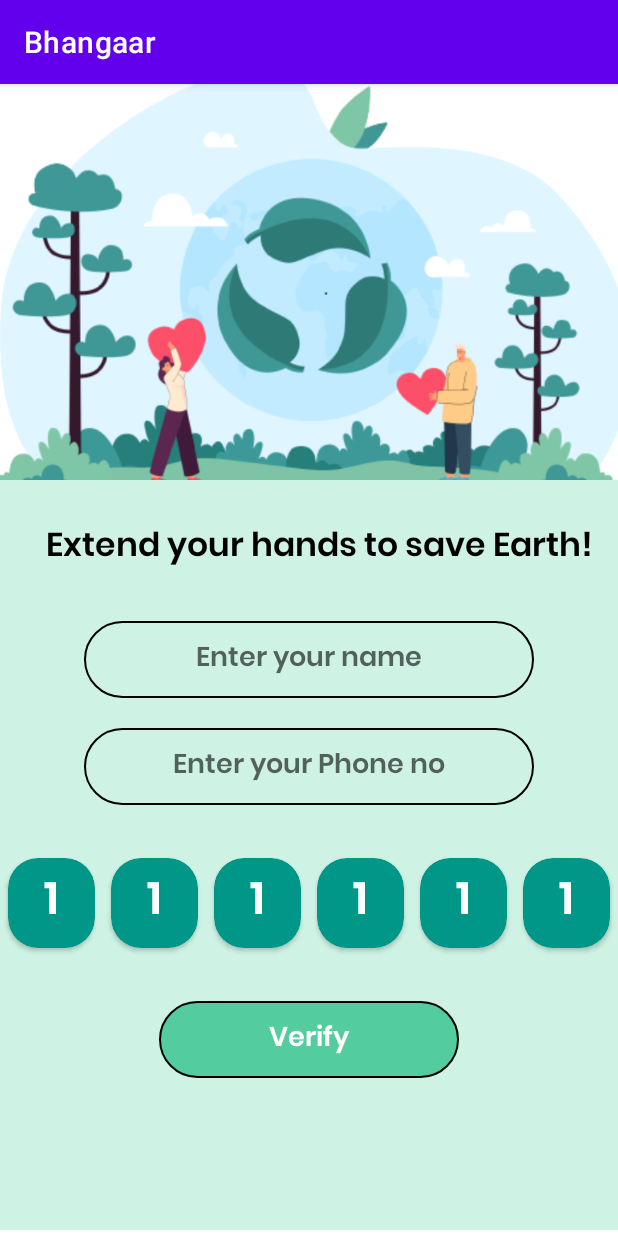
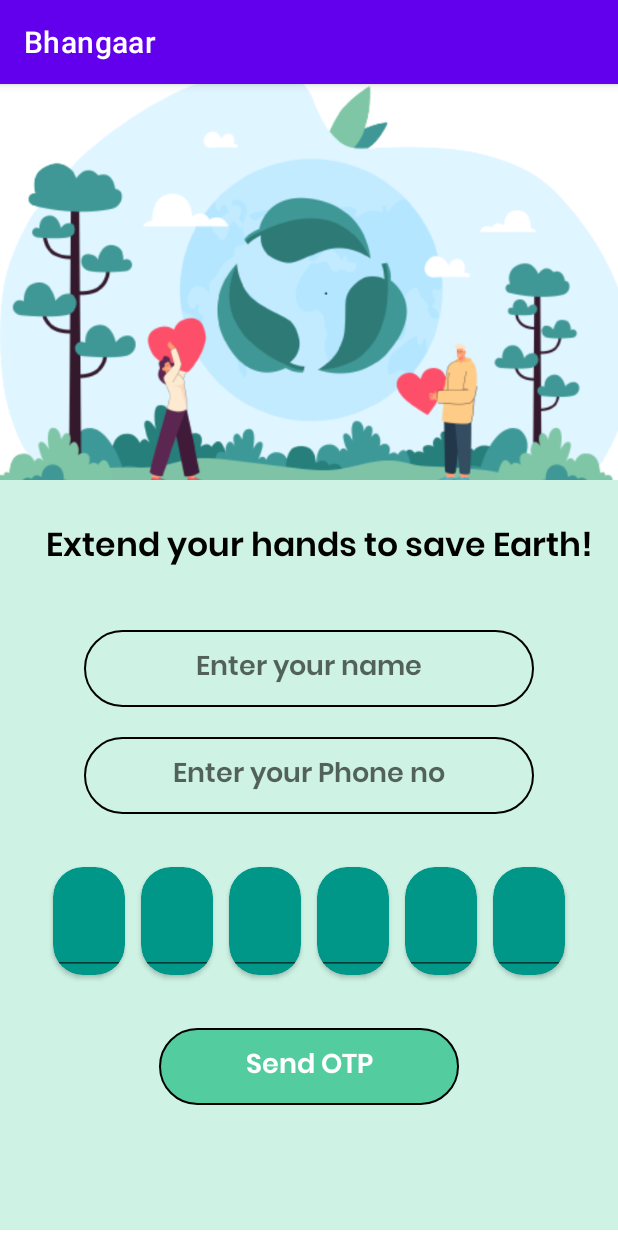
Before and after one commit to soumenkp2/Bhangaar, an Android app: the SignUp screen opened directly, with no data from a screen before it, on a phone screen of 412 x 824 dp. Run offline under Robolectric (Android 15) with nearby library versions, the phone set to English and light mode, and no system bars; our stand-ins replace Firebase (no records; nobody signed in at launch, a user with empty details on screens opened directly).

Commit message:
1) Added Send/Resend Otp Feature 2) Auto Focus between edit text of Otp

```diff
--- a/app/build.gradle
+++ b/app/build.gradle
@@ -1,6 +1,7 @@
 plugins {
     id 'com.android.application'
     id 'org.jetbrains.kotlin.android'
+    id 'com.google.gms.google-services'
 }
 
 android {
@@ -37,6 +38,7 @@ dependencies {
     implementation 'androidx.appcompat:appcompat:1.5.1'
     implementation 'com.google.android.material:material:1.7.0'
     implementation 'androidx.constraintlayout:constraintlayout:2.1.4'
+    implementation 'com.google.firebase:firebase-auth:21.1.0'
     testImplementation 'junit:junit:4.13.2'
     androidTestImplementation 'androidx.test.ext:junit:1.1.3'
     androidTestImplementation 'androidx.test.espresso:espresso-core:3.4.0'
--- a/app/src/main/java/com/example/bhangaar/SignUp.kt
+++ b/app/src/main/java/com/example/bhangaar/SignUp.kt
@@ -1,11 +1,287 @@
 package com.example.bhangaar
 
+import android.content.Intent
 import androidx.appcompat.app.AppCompatActivity
 import android.os.Bundle
+import android.os.Handler
+import android.os.Looper
+import android.text.Editable
+import android.text.TextWatcher
+import android.view.View
+import android.widget.*
+import com.google.firebase.FirebaseException
+import com.google.firebase.FirebaseTooManyRequestsException
+import com.google.firebase.auth.*
+import java.util.concurrent.TimeUnit
 
 class SignUp : AppCompatActivity() {
+
+
+    private lateinit var OTP: String
+    private lateinit var resendToken: PhoneAuthProvider.ForceResendingToken
+
+    private lateinit var sendOtpBtn : TextView
+    private lateinit var editTxtPhone : EditText
+    private lateinit var editTxtName : EditText
+    private lateinit var auth : FirebaseAuth
+    private lateinit var number : String
+    private lateinit var progressbar : ProgressBar
+    private lateinit var otp_layout : LinearLayout
+    private lateinit var resend_otp_txt : TextView
+    private lateinit var verify_btn : TextView
+
+    private lateinit var otp1 : EditText
+    private lateinit var otp2 : EditText
+    private lateinit var otp3 : EditText
+    private lateinit var otp4 : EditText
+    private lateinit var otp5 : EditText
+    private lateinit var otp6 : EditText
+
     override fun onCreate(savedInstanceState: Bundle?) {
         super.onCreate(savedInstanceState)
         setContentView(R.layout.activity_sign_up)
+
+        init()
+
+        addTextChangeListener()
+
+
+        //Responds when resend otp is invoked/clicked
+        resend_otp_txt.setOnClickListener {
+            resendVerificationCode()
+            resendOTPTvVisibility()
+        }
+
+        //Verify if the written otp is right or wrong
+        verify_btn.setOnClickListener {
+            //collect otp from all the edit texts
+            val typedOTP =
+                (otp1.text.toString() + otp2.text.toString() + otp3.text.toString()
+                        + otp4.text.toString() + otp5.text.toString() + otp6.text.toString())
+
+            if (typedOTP.isNotEmpty()) {
+                if (typedOTP.length == 6) {
+                    val credential: PhoneAuthCredential = PhoneAuthProvider.getCredential(
+                        OTP, typedOTP
+                    )
+                    progressbar.visibility = View.VISIBLE
+                    signInWithPhoneAuthCredential(credential)
+                } else {
+                    Toast.makeText(this, "Please Enter Correct OTP", Toast.LENGTH_SHORT).show()
+                }
+            } else {
+                Toast.makeText(this, "Please Enter OTP", Toast.LENGTH_SHORT).show()
+            }
+
+
+        }
+
+        //Send otp method
+        sendOtpBtn.setOnClickListener {
+            number = editTxtPhone.text.toString().trim()
+
+            if(number.isNotEmpty() && number.length == 10)
+            {
+                number = "+91$number"
+
+                otp1.setText("")
+                otp2.setText("")
+                otp3.setText("")
+                otp4.setText("")
+                otp5.setText("")
+                otp6.setText("")
+
+                progressbar.visibility = View.VISIBLE
+                sendOtpBtn.visibility = View.GONE
+
+                val options = PhoneAuthOptions.newBuilder(auth)
+                    .setPhoneNumber(number)       // Phone number to verify
+                    .setTimeout(60L, TimeUnit.SECONDS) // Timeout and unit
+                    .setActivity(this)                 // Activity (for callback binding)
+                    .setCallbacks(callbacks)          // OnVerificationStateChangedCallbacks
+                    .build()
+                PhoneAuthProvider.verifyPhoneNumber(options)
+            }
+            else
+            {
+                Toast.makeText(this, "Enter Valid Number", Toast.LENGTH_SHORT).show()
+            }
+
+        }
+    }
+
+    //Sign in Auth Method
+    private fun signInWithPhoneAuthCredential(credential: PhoneAuthCredential) {
+        auth.signInWithCredential(credential)
+            .addOnCompleteListener(this) { task ->
+                if (task.isSuccessful) {
+                    // Sign in success, update UI with the signed-in user's information
+                    //Log.d(TAG, "signInWithCredential:success")
+                    Toast.makeText(this,"Verified", Toast.LENGTH_SHORT).show();
+
+                    val intent : Intent
+                    intent = Intent(this, MainActivity::class.java)
+                    startActivity(intent)
+
+                    val user = task.result?.user
+                } else {
+                    // Sign in failed, display a message and update the UI
+                    //Log.w(TAG, "signInWithCredential:failure", task.exception)
+                    if (task.exception is FirebaseAuthInvalidCredentialsException) {
+                        // The verification code entered was invalid
+                    }
+                    // Update UI
+                }
+            }
+    }
+
+    //Intiliazation method
+    private fun init()
+    {
+        sendOtpBtn = findViewById(R.id.sendotp_btn)
+        editTxtPhone = findViewById(R.id.edit_txt_phoneno)
+        editTxtName = findViewById(R.id.edit_txt_name)
+        auth = FirebaseAuth.getInstance()
+        resend_otp_txt = findViewById(R.id.resendbtn)
+        otp_layout = findViewById(R.id.otp_layout)
+        progressbar = findViewById(R.id.progressbar)
+        verify_btn = findViewById(R.id.verify_btn)
+
+        otp1 = findViewById(R.id.otp1)
+        otp2 = findViewById(R.id.otp2)
+        otp3 = findViewById(R.id.otp3)
+        otp4 = findViewById(R.id.otp4)
+        otp5 = findViewById(R.id.otp5)
+        otp6 = findViewById(R.id.otp6)
+
+    }
+
+    //3 callbacks generated after generating otp
+    val callbacks = object : PhoneAuthProvider.OnVerificationStateChangedCallbacks() {
+
+        override fun onVerificationCompleted(credential: PhoneAuthCredential) {
+            // This callback will be invoked in two situations:
+            // 1 - Instant verification. In some cases the phone number can be instantly
+            //     verified without needing to send or enter a verification code.
+            // 2 - Auto-retrieval. On some devices Google Play services can automatically
+            //     detect the incoming verification SMS and perform verification without
+            //     user action.
+            //Log.d(TAG, "onVerificationCompleted:$credential")
+            progressbar.visibility = View.GONE
+            //signInWithPhoneAuthCredential(credential)
+        }
+
+        override fun onVerificationFailed(e: FirebaseException) {
+            // This callback is invoked in an invalid request for verification is made,
+            // for instance if the the phone number format is not valid.
+            //Log.w(TAG, "onVerificationFailed", e)
+
+            if (e is FirebaseAuthInvalidCredentialsException) {
+                // Invalid request
+            } else if (e is FirebaseTooManyRequestsException) {
+                // The SMS quota for the project has been exceeded
+            }
+
+            // Show a message and update the UI
+            Toast.makeText(applicationContext,"Failed to send OTP", Toast.LENGTH_SHORT).show()
+
+        }
+
+        override fun onCodeSent(
+            verificationId: String,
+            token: PhoneAuthProvider.ForceResendingToken
+        ) {
+            progressbar.visibility = View.GONE
+            otp_layout.visibility = View.VISIBLE
+            resend_otp_txt.visibility = View.VISIBLE
+            verify_btn.visibility = View.VISIBLE
+
+            // The SMS verification code has been sent to the provided phone number, we
+            // now need to ask the user to enter the code and then construct a credential
+            // by combining the code with a verification ID.
+            //Log.d(TAG, "onCodeSent:$verificationId")
+
+            // Save verification ID and resending token so we can use them later
+            OTP = verificationId
+            resendToken = token
+
+            Toast.makeText(applicationContext,"OTP : " + verificationId, Toast.LENGTH_SHORT).show();
+        }
+    }
+
+    //Method to clear all otp edittext and visible resend after previous otp has been sent
+    private fun resendOTPTvVisibility() {
+        otp1.setText("")
+        otp2.setText("")
+        otp3.setText("")
+        otp4.setText("")
+        otp5.setText("")
+        otp6.setText("")
+        resend_otp_txt.visibility = View.INVISIBLE
+        resend_otp_txt.isEnabled = false
+
+        Handler(Looper.myLooper()!!).postDelayed(Runnable {
+            resend_otp_txt.visibility = View.VISIBLE
+            resend_otp_txt.isEnabled = true
+        }, 60000)
+    }
+
+    //Method to resend code
+    private fun resendVerificationCode() {
+        val options = PhoneAuthOptions.newBuilder(auth)
+            .setPhoneNumber(number)       // Phone number to verify
+            .setTimeout(60L, TimeUnit.SECONDS) // Timeout and unit
+            .setActivity(this)                 // Activity (for callback binding)
+            .setCallbacks(callbacks)
+            .setForceResendingToken(resendToken)// OnVerificationStateChangedCallbacks
+            .build()
+        PhoneAuthProvider.verifyPhoneNumber(options)
+    }
+
+    //Add on functionality to implement Edittext Watcher
+    private fun addTextChangeListener() {
+        otp1.addTextChangedListener(EditTextWatcher(otp1))
+        otp2.addTextChangedListener(EditTextWatcher(otp2))
+        otp3.addTextChangedListener(EditTextWatcher(otp3))
+        otp4.addTextChangedListener(EditTextWatcher(otp4))
+        otp5.addTextChangedListener(EditTextWatcher(otp5))
+        otp6.addTextChangedListener(EditTextWatcher(otp6))
+    }
+
+    //Functionality to request the focuses between edittext of OTP
+    inner class EditTextWatcher(private val view: View) : TextWatcher {
+        override fun beforeTextChanged(p0: CharSequence?, p1: Int, p2: Int, p3: Int) {
+            otp1.requestFocus()
+        }
+
+        override fun onTextChanged(p0: CharSequence?, p1: Int, p2: Int, p3: Int) {
+
+        }
+
+        override fun afterTextChanged(p0: Editable?) {
+
+            val text = p0.toString()
+            when (view.id) {
+                R.id.otp1 -> if (text.length == 1) otp2.requestFocus()
+                R.id.otp2 -> if (text.length == 1) otp3.requestFocus() else if (text.isEmpty()) otp1.requestFocus()
+                R.id.otp3-> if (text.length == 1) otp4.requestFocus() else if (text.isEmpty()) otp2.requestFocus()
+                R.id.otp4 -> if (text.length == 1) otp5.requestFocus() else if (text.isEmpty()) otp3.requestFocus()
+                R.id.otp5 -> if (text.length == 1) otp6.requestFocus() else if (text.isEmpty()) otp4.requestFocus()
+                R.id.otp6 -> if (text.isEmpty()) otp5.requestFocus()
+
+            }
+        }
+
+    }
+
+    //Method to check if the user is already logged in or not
+    override fun onStart() {
+        super.onStart()
+        if(auth.currentUser != null)
+        {
+            var intent : Intent
+            intent = Intent(this, MainActivity::class.java)
+            startActivity(intent)
+        }
     }
 }
--- a/app/src/main/res/layout/activity_sign_up.xml
+++ b/app/src/main/res/layout/activity_sign_up.xml
@@ -50,11 +50,13 @@
         android:orientation="vertical"
         app:layout_constraintBottom_toBottomOf="@+id/imageView"
         app:layout_constraintEnd_toEndOf="parent"
+        app:layout_constraintHorizontal_bias="0.0"
         app:layout_constraintStart_toStartOf="parent"
-        app:layout_constraintTop_toBottomOf="@+id/textView4">
+        app:layout_constraintTop_toBottomOf="@+id/textView4"
+        app:layout_constraintVertical_bias="1.0">
 
         <EditText
-            android:id="@+id/editText"
+            android:id="@+id/edit_txt_name"
             android:layout_width="300dp"
             android:layout_height="wrap_content"
             android:layout_gravity="center"
@@ -64,161 +66,203 @@
             android:gravity="center"
             android:hint="Enter your name"
             android:padding="10dp"
-            android:textSize="18sp"
-            />
+            android:textSize="18sp" />
 
         <EditText
+            android:id="@+id/edit_txt_phoneno"
             android:layout_width="300dp"
+            android:layout_height="wrap_content"
             android:layout_gravity="center"
-            android:layout_height="wrap_content"
+            android:layout_marginTop="20dp"
             android:background="@drawable/circular_outline_black"
             android:fontFamily="@font/poppins_semibold"
             android:gravity="center"
-            android:layout_marginTop="20dp"
             android:hint="Enter your Phone no"
             android:inputType="number"
             android:padding="10dp"
-            android:textSize="18sp"
-            />
+            android:textSize="18sp" />
+
+        <ProgressBar
+            android:layout_width="50dp"
+            android:layout_height="50dp"
+            android:id="@+id/progressbar"
+            android:layout_gravity="center"
+            android:layout_marginTop="30dp"
+            android:visibility="gone"/>
 
         <LinearLayout
+            android:id="@+id/otp_layout"
             android:layout_width="match_parent"
             android:layout_height="wrap_content"
             android:layout_gravity="center"
+            android:layout_marginEnd="30dp"
+            android:layout_marginStart="30dp"
             android:layout_marginTop="30dp"
-            android:orientation="horizontal">
+            android:orientation="horizontal"
+            android:visibility="visible">
 
             <androidx.cardview.widget.CardView
-                android:layout_width="60dp"
+                android:layout_width="match_parent"
+                android:layout_height="match_parent"
                 android:layout_margin="5dp"
                 android:layout_weight="1"
-                android:layout_height="60dp"
-                app:cardCornerRadius="20dp"
-                app:cardBackgroundColor="#009688">
+                app:cardBackgroundColor="#009688"
+                app:cardCornerRadius="20dp">
 
-                <TextView
+                <EditText
                     android:layout_width="match_parent"
                     android:layout_height="match_parent"
-                    android:text="1"
                     android:fontFamily="@font/poppins_semibold"
-                    android:textSize="30sp"
                     android:gravity="center"
-                    android:textColor="@color/white"/>
+                    android:text=" "
+                    android:id="@+id/otp1"
+                    android:textColor="@color/white"
+                    android:textSize="30sp" />
 
             </androidx.cardview.widget.CardView>
 
             <androidx.cardview.widget.CardView
-                android:layout_width="60dp"
-                android:layout_height="60dp"
-                app:cardCornerRadius="20dp"
+                android:layout_width="match_parent"
+                android:layout_height="match_parent"
                 android:layout_margin="5dp"
                 android:layout_weight="1"
-                app:cardBackgroundColor="#009688">
+                app:cardBackgroundColor="#009688"
+                app:cardCornerRadius="20dp">
 
-                <TextView
+                <EditText
                     android:layout_width="match_parent"
                     android:layout_height="match_parent"
-                    android:text="1"
-                    android:textSize="30sp"
                     android:fontFamily="@font/poppins_semibold"
                     android:gravity="center"
-                    android:textColor="@color/white"/>
+                    android:id="@+id/otp2"
+                    android:text=""
+                    android:textColor="@color/white"
+                    android:textSize="30sp" />
 
             </androidx.cardview.widget.CardView>
 
             <androidx.cardview.widget.CardView
-                android:layout_width="60dp"
+                android:layout_width="match_parent"
+                android:layout_height="match_parent"
+                android:layout_margin="5dp"
                 android:layout_weight="1"
-                android:layout_height="60dp"
-                android:layout_margin="5dp"
-                app:cardCornerRadius="20dp"
-                app:cardBackgroundColor="#009688">
+                app:cardBackgroundColor="#009688"
+                app:cardCornerRadius="20dp">
 
-                <TextView
+                <EditText
                     android:layout_width="match_parent"
                     android:layout_height="match_parent"
-                    android:text="1"
-                    android:textSize="30sp"
+                    android:fontFamily="@font/poppins_semibold"
                     android:gravity="center"
-                    android:fontFamily="@font/poppins_semibold"
-                    android:textColor="@color/white"/>
+                    android:text=" "
+                    android:id="@+id/otp3"
+                    android:textColor="@color/white"
+                    android:textSize="30sp" />
 
             </androidx.cardview.widget.CardView>
 
             <androidx.cardview.widget.CardView
-                android:layout_width="60dp"
-                android:layout_height="60dp"
+                android:layout_width="match_parent"
+                android:layout_height="match_parent"
+                android:layout_margin="5dp"
                 android:layout_weight="1"
-                android:layout_margin="5dp"
-                app:cardCornerRadius="20dp"
-                app:cardBackgroundColor="#009688">
+                app:cardBackgroundColor="#009688"
+                app:cardCornerRadius="20dp">
 
-                <TextView
+                <EditText
                     android:layout_width="match_parent"
                     android:layout_height="match_parent"
-                    android:text="1"
-                    android:textSize="30sp"
+                    android:fontFamily="@font/poppins_semibold"
                     android:gravity="center"
-                    android:fontFamily="@font/poppins_semibold"
-                    android:textColor="@color/white"/>
+                    android:text=" "
+                    android:id="@+id/otp4"
+                    android:textColor="@color/white"
+                    android:textSize="30sp" />
 
             </androidx.cardview.widget.CardView>
 
             <androidx.cardview.widget.CardView
-                android:layout_width="60dp"
-                android:layout_height="60dp"
+                android:layout_width="match_parent"
+                android:layout_height="match_parent"
                 android:layout_margin="5dp"
                 android:layout_weight="1"
-                app:cardCornerRadius="20dp"
-                app:cardBackgroundColor="#009688">
+                app:cardBackgroundColor="#009688"
+                app:cardCornerRadius="20dp">
 
-                <TextView
+                <EditText
                     android:layout_width="match_parent"
                     android:layout_height="match_parent"
-                    android:text="1"
-                    android:textSize="30sp"
+                    android:fontFamily="@font/poppins_semibold"
                     android:gravity="center"
-                    android:fontFamily="@font/poppins_semibold"
-                    android:textColor="@color/white"/>
+                    android:text=" "
+                    android:id="@+id/otp5"
+                    android:textColor="@color/white"
+                    android:textSize="30sp" />
 
             </androidx.cardview.widget.CardView>
 
             <androidx.cardview.widget.CardView
-                android:layout_width="60dp"
-                android:layout_height="60dp"
+                android:layout_width="match_parent"
+                android:layout_height="match_parent"
                 android:layout_margin="5dp"
                 android:layout_weight="1"
-                app:cardCornerRadius="20dp"
-                app:cardBackgroundColor="#009688">
+                app:cardBackgroundColor="#009688"
+                app:cardCornerRadius="20dp">
 
-                <TextView
+                <EditText
                     android:layout_width="match_parent"
                     android:layout_height="match_parent"
-                    android:text="1"
-                    android:textSize="30sp"
                     android:fontFamily="@font/poppins_semibold"
                     android:gravity="center"
-                    android:textColor="@color/white"/>
+                    android:text=" "
+                    android:id="@+id/otp6"
+                    android:textColor="@color/white"
+                    android:textSize="30sp" />
 
             </androidx.cardview.widget.CardView>
 
         </LinearLayout>
+
         <TextView
-            android:id="@+id/editText2"
+            android:layout_width="match_parent"
+            android:layout_height="wrap_content"
+            android:fontFamily="@font/poppins_semibold"
+            android:gravity="center"
+            android:text="Resend OTP"
+            android:id="@+id/resendbtn"
+            android:visibility="gone"
+            android:textColor="@color/black"
+            android:textSize="18sp" />
+
+        <TextView
+            android:id="@+id/verify_btn"
             android:layout_width="200dp"
             android:layout_height="wrap_content"
+            android:layout_gravity="center"
+            android:layout_marginTop="30dp"
             android:background="@drawable/circular_outline_primary"
             android:fontFamily="@font/poppins_semibold"
             android:gravity="center"
             android:padding="10dp"
+            android:text="Verify"
+            android:visibility="gone"
+            android:textColor="@color/white"
+            android:textSize="18sp" />
+
+        <TextView
+            android:id="@+id/sendotp_btn"
+            android:layout_width="200dp"
+            android:layout_height="wrap_content"
             android:layout_gravity="center"
             android:layout_marginTop="30dp"
-            android:text="Verify"
+            android:background="@drawable/circular_outline_primary"
+            android:fontFamily="@font/poppins_semibold"
+            android:gravity="center"
+            android:padding="10dp"
+            android:text="Send OTP"
             android:textColor="@color/white"
-            android:textSize="18sp"
-            />
+            android:textSize="18sp" />
     </LinearLayout>
 
 
-
 </androidx.constraintlayout.widget.ConstraintLayout>
--- a/build.gradle
+++ b/build.gradle
@@ -1,4 +1,8 @@
-// Top-level build file where you can add configuration options common to all sub-projects/modules.
+buildscript {
+    dependencies {
+        classpath 'com.google.gms:google-services:4.3.14'
+    }
+}// Top-level build file where you can add configuration options common to all sub-projects/modules.
 plugins {
     id 'com.android.application' version '7.1.2' apply false
     id 'com.android.library' version '7.1.2' apply false
```
Also changed, not shown: 1 other file.
